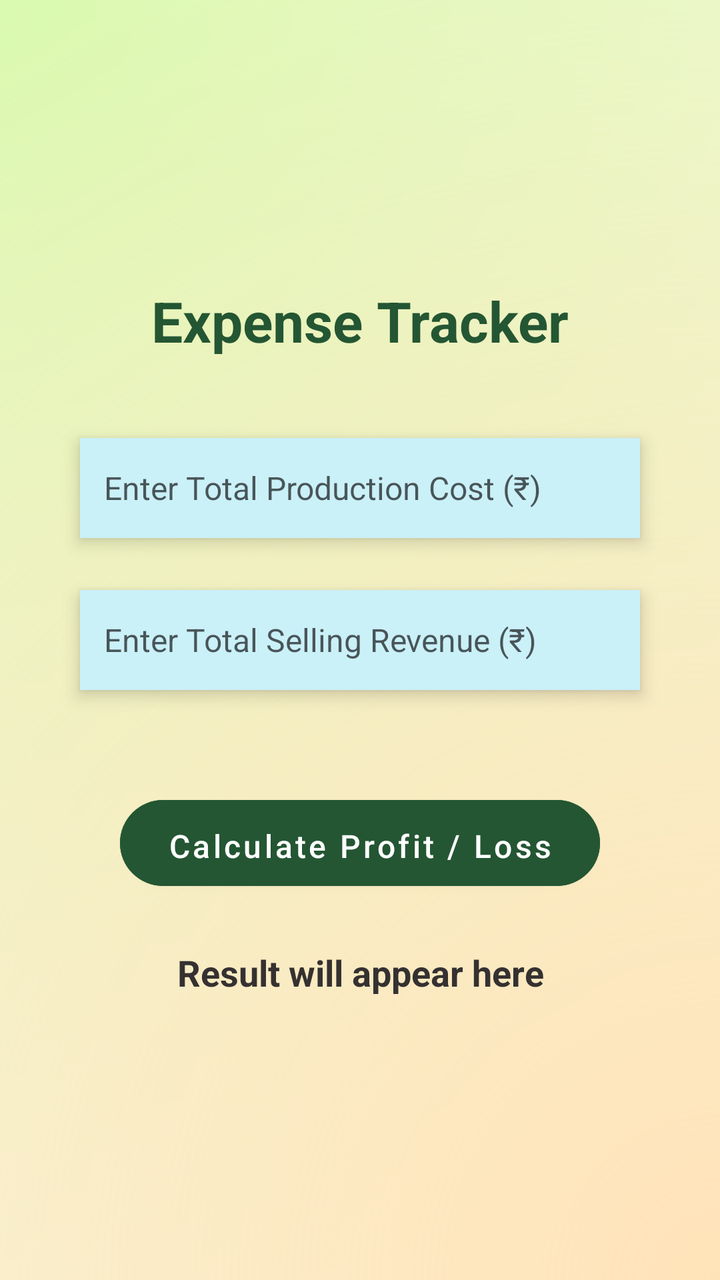
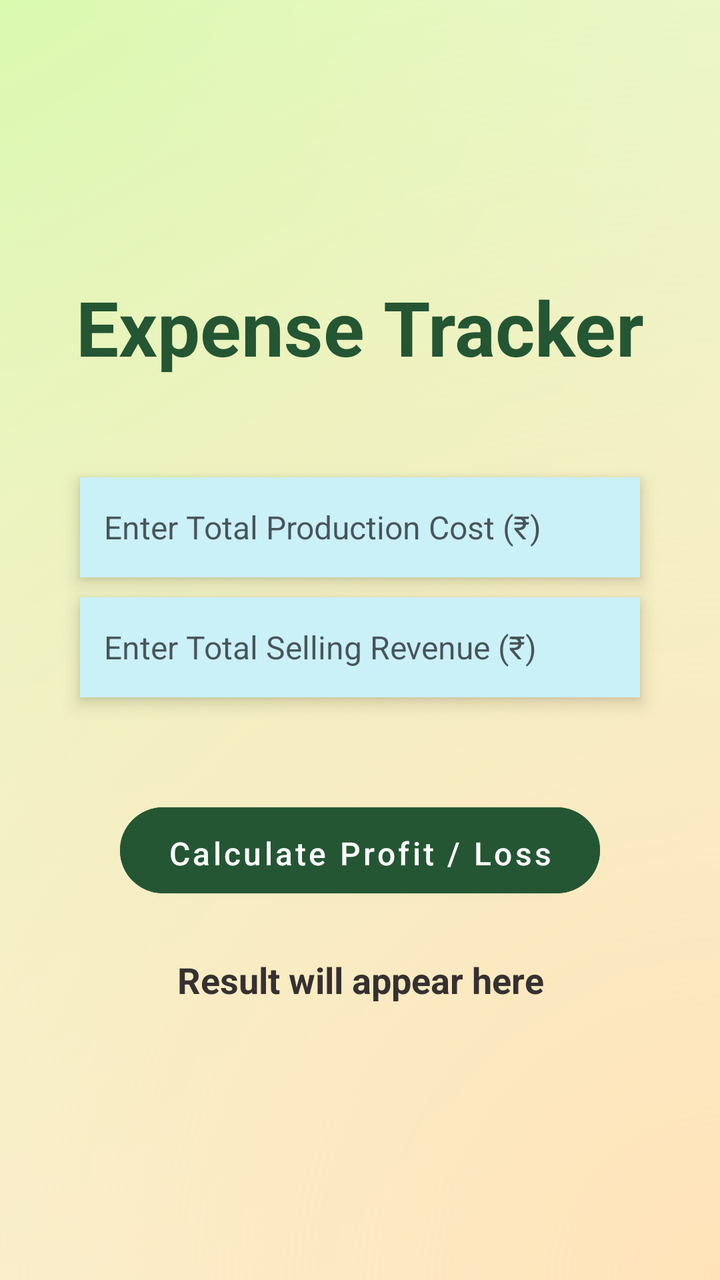

Compare the two renders of this Android layout. The source of the first and the diff that turns it into the second are given below.
<!-- AndroidManifest.xml: application theme Theme.Sakha -->
<!-- res/layout/activity_expense_tracker.xml -->
<?xml version="1.0" encoding="utf-8"?>
<LinearLayout xmlns:android="http://schemas.android.com/apk/res/android"
    android:layout_width="match_parent"
    android:layout_height="match_parent"
    android:orientation="vertical"
    android:background="@drawable/radiant_bg"
    android:gravity="center"
    android:padding="20dp">

    
    <TextView
        android:id="@+id/pageTitle"
        android:layout_width="match_parent"
        android:layout_height="wrap_content"
        android:text="Expense Tracker"
        android:textSize="28sp"
        android:textStyle="bold"
        android:textColor="@color/darkGreen_text"
        android:gravity="center"
        android:layout_marginBottom="30dp"/>

    <EditText
        android:id="@+id/etCost"
        android:layout_width="match_parent"
        style="@style/edit_text_presets"
        android:autofillHints="production cost"
        android:hint="@string/productionCost"
        android:inputType="numberDecimal"
        android:padding="12dp"
        android:layout_marginBottom="16dp"/>

    <EditText
        android:id="@+id/etRevenue"
        android:layout_width="match_parent"
        style="@style/edit_text_presets"
        android:autofillHints="Selling Revenue"
        android:hint="@string/sellingRev"
        android:inputType="numberDecimal"
        android:padding="12dp"
        android:layout_marginBottom="24dp"/>

    <Button
        android:id="@+id/btnCalculate"
        android:layout_width="match_parent"
        style="@style/button_view_presets"
        android:text="@string/pl"
        android:textAllCaps="false"
        android:textSize="16sp"
        android:backgroundTint="@color/darkGreen_text"
        android:textColor="@android:color/white"
        android:padding="12dp"
        android:layout_marginVertical="25dp"/>

    <TextView
        android:id="@+id/tvResult"
        android:layout_width="match_parent"
        android:layout_height="wrap_content"
        android:text="Result will appear here"
        android:textAlignment="center"
        android:textSize="18sp"
        android:textStyle="bold"
        android:textColor="@color/gray"/>
</LinearLayout>
<!-- resources referenced by this layout -->
<resources>
  <color name="darkGreen_text">#245633</color>
  <color name="gray">#353131</color>
  <!-- drawable radiant_bg (drawable) -->
  <?xml version="1.0" encoding="utf-8"?>
  <layer-list xmlns:android="http://schemas.android.com/apk/res/android">
  
      
      <item>
          <shape android:shape="rectangle">
              <gradient
                  android:type="radial"
                  android:centerX="0.0"
                  android:centerY="0.0"
                  android:gradientRadius="900dp"
                  android:startColor="@color/gradient_green"
                  android:endColor="@android:color/white" />
          </shape>
      </item>
  
      
      <item>
          <shape android:shape="rectangle">
              <gradient
                  android:type="radial"
                  android:centerX="1.0"
                  android:centerY="1.0"
                  android:gradientRadius="900dp"
                  android:startColor="@color/radiant_background"
                  android:endColor="@android:color/transparent" />
          </shape>
      </item>
  
  </layer-list>
  <string name="pl">Calculate Profit / Loss</string>
  <string name="productionCost">Enter Total Production Cost (₹)</string>
  <string name="sellingRev">Enter Total Selling Revenue (₹)</string>
  <style name="button_view_presets" parent="Widget.MaterialComponents.Button">
          <item name="android:layout_height">@dimen/button_height</item>
          <item name="android:textSize">@dimen/button_textSize</item>
          <item name="android:padding">@dimen/button_padding</item>
          <item name="android:elevation">@dimen/button_elevation</item>
          <item name="android:layout_marginTop">@dimen/button_topMargin</item>
          <item name="android:layout_marginEnd">@dimen/button_margin</item>
          <item name="android:layout_marginStart">@dimen/button_margin</item>
          <item name="backgroundTint">@color/btn_bg_tint</item>
          <item name="android:textColor">@color/btn_textColor</item>
          <item name="cornerRadius">@dimen/button_roundness</item>
          <item name="android:textAllCaps">false</item>
      </style>
  <style name="Theme.Sakha" parent="Base.Theme.Sakha" />
  <color name="gradient_green">#D1FFAD</color>
  <color name="radiant_background">#FFE3B8</color>
  <dimen name="button_height">55dp</dimen>
  <dimen name="button_textSize">18sp</dimen>
  <dimen name="button_padding">6dp</dimen>
  <dimen name="button_elevation">5dp</dimen>
  <dimen name="button_topMargin">10dp</dimen>
  <dimen name="button_margin">40dp</dimen>
  <color name="btn_bg_tint">#1B5E20</color>
  <color name="btn_textColor">#FFFFFF</color>
  <dimen name="button_roundness">50dp</dimen>
  <dimen name="text_view_height">50dp</dimen>
  <dimen name="text_view_padding">10dp</dimen>
  <dimen name="text_view_textSize">16sp</dimen>
  <dimen name="text_view_bottom_margin">10dp</dimen>
  <dimen name="text_view_top_margin">10dp</dimen>
  <dimen name="text_view_drawablePadding">12dp</dimen>
  <color name="text_view_background">#CAF0F8</color>
  <dimen name="text_view_layout_marginStart">20dp</dimen>
  <dimen name="text_view_layout_marginEnd">20dp</dimen>
  <dimen name="text_view_elevation">5dp</dimen>
  <color name="text_view_textColorHint">#AA070707</color>
  <color name="text_view_textColor">#000000</color>
  <style name="Base.Theme.Sakha" parent="Theme.Material3.DayNight.NoActionBar">
          
          
      </style>
  <!-- unchanged entries left out for length: 1 -->
</resources>

<!-- the commit's change to res/layout/activity_expense_tracker.xml (unified diff, before → after) -->
@@ -13,11 +13,11 @@
         android:layout_width="match_parent"
         android:layout_height="wrap_content"
         android:text="Expense Tracker"
-        android:textSize="28sp"
+        android:textSize="38sp"
         android:textStyle="bold"
         android:textColor="@color/darkGreen_text"
         android:gravity="center"
-        android:layout_marginBottom="30dp"/>
+        android:layout_marginBottom="40dp"/>
 
     <EditText
         android:id="@+id/etCost"
@@ -27,7 +27,7 @@
         android:hint="@string/productionCost"
         android:inputType="numberDecimal"
         android:padding="12dp"
-        android:layout_marginBottom="16dp"/>
+        android:layout_marginBottom="0dp"/>
 
     <EditText
         android:id="@+id/etRevenue"
